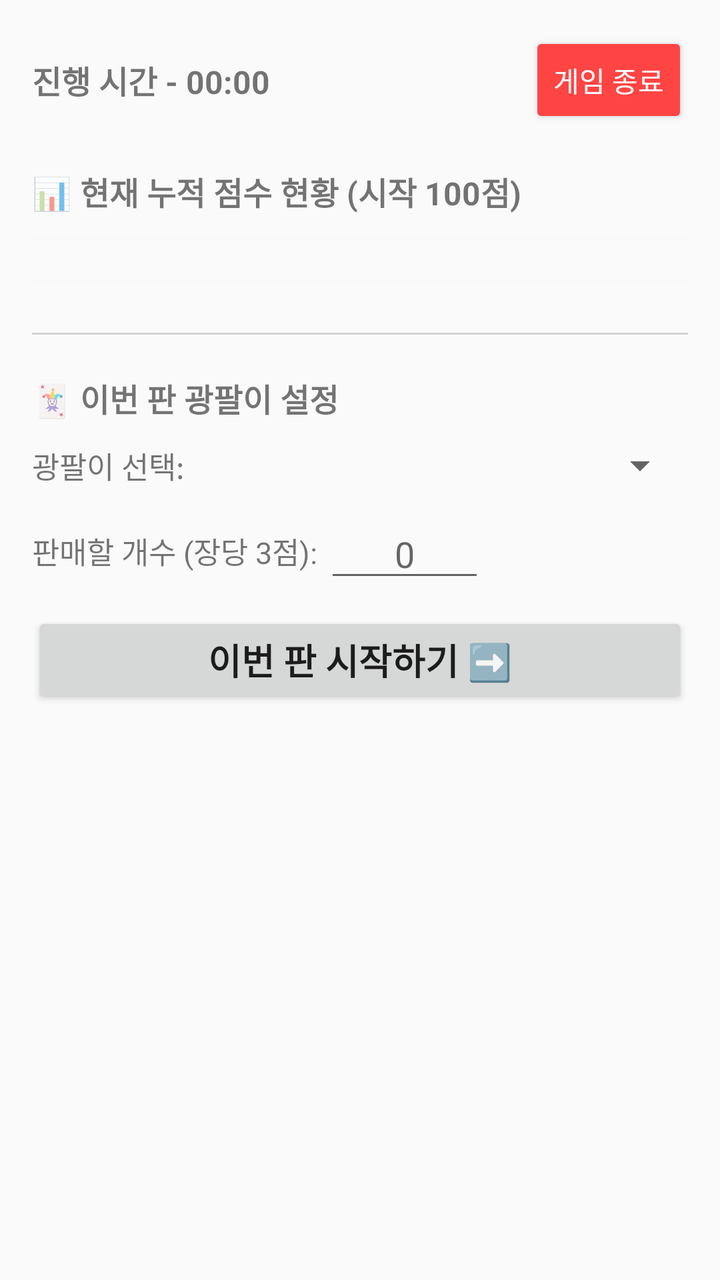
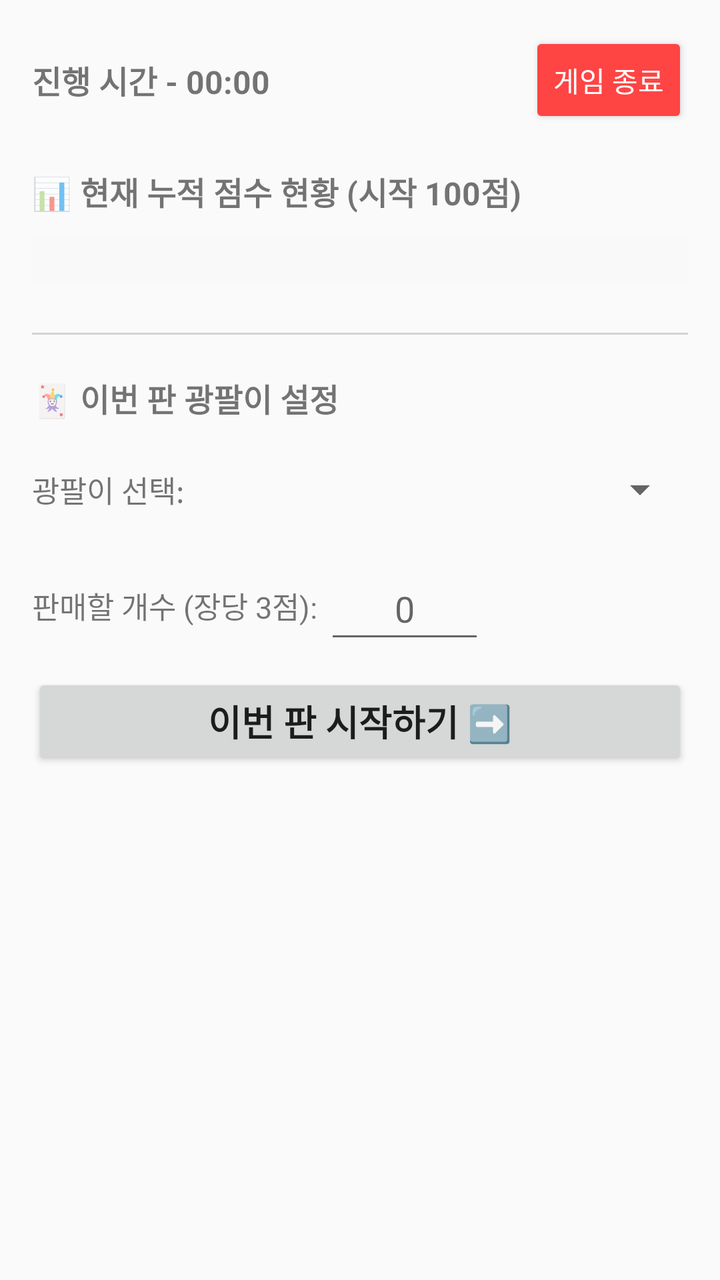

Two renders of the same Android screen: before a commit and after it. Below are the layout's source before the change and the commit's diff.
<!-- AndroidManifest.xml: application theme Theme.AppCompat.Light.NoActionBar -->
<!-- res/layout/activity_session_main.xml -->
<?xml version="1.0" encoding="utf-8"?>
<LinearLayout xmlns:android="http://schemas.android.com/apk/res/android"
    xmlns:tools="http://schemas.android.com/tools"
    tools:ignore="HardcodedText, RtlHardcoded"
    android:layout_width="match_parent"
    android:layout_height="match_parent"
    android:orientation="vertical"
    android:padding="16dp">

    <RelativeLayout
        android:layout_width="match_parent"
        android:layout_height="wrap_content"
        android:layout_marginBottom="20dp">

        <TextView
            android:id="@+id/tvSessionTimer"
            android:layout_width="wrap_content"
            android:layout_height="wrap_content"
            android:layout_alignParentLeft="true"
            android:layout_centerInParent="true"
            android:text="진행 시간 - 00:00"
            android:textSize="16sp"
            android:textStyle="bold" />

        <Button
            android:id="@+id/btnEndSession"
            android:layout_width="wrap_content"
            android:layout_height="wrap_content"
            android:layout_alignParentRight="true"
            android:text="게임 종료"
            style="?android:attr/buttonStyleSmall"
            android:backgroundTint="#FF4444"
            android:textColor="#FFFFFF"/>
    </RelativeLayout>

    <TextView
        android:layout_width="wrap_content"
        android:layout_height="wrap_content"
        android:text="📊 현재 누적 점수 현황 (시작 100점)"
        android:textSize="16sp"
        android:textStyle="bold"
        android:layout_marginBottom="10dp"/>

    <LinearLayout
        android:id="@+id/layoutScoreBoard"
        android:layout_width="match_parent"
        android:layout_height="wrap_content"
        android:orientation="vertical"
        android:background="#F9F9F9"
        android:padding="12dp"
        android:layout_marginBottom="25dp">
    </LinearLayout>

    <View android:layout_width="match_parent" android:layout_height="1dp" android:background="#D3D3D3" android:layout_marginBottom="20dp"/>

    <LinearLayout
        android:id="@+id/LayoutGwangPlayer"
        android:layout_width="match_parent"
        android:layout_height="wrap_content"
        android:orientation="vertical"
        android:gravity="center_vertical"
        android:layout_marginBottom="10dp">
        <TextView
            android:layout_width="wrap_content"
            android:layout_height="wrap_content"
            android:text="🃏 이번 판 광팔이 설정"
            android:textSize="16sp"
            android:textStyle="bold"
            android:layout_marginBottom="10dp"/>

        <LinearLayout
            android:layout_width="match_parent"
            android:layout_height="wrap_content"
            android:orientation="horizontal"
            android:gravity="center_vertical"
            android:layout_marginBottom="10dp">

            <TextView
                android:layout_width="wrap_content"
                android:layout_height="wrap_content"
                android:text="광팔이 선택: "
                android:textSize="15sp"/>

            <Spinner
                android:id="@+id/spinnerGwangPlayer"
                android:layout_width="match_parent"
                android:layout_height="wrap_content" />
        </LinearLayout>

        <LinearLayout
            android:layout_width="match_parent"
            android:layout_height="wrap_content"
            android:orientation="horizontal"
            android:gravity="center_vertical">

            <TextView
                android:layout_width="wrap_content"
                android:layout_height="wrap_content"
                android:text="판매할 개수 (장당 3점): "
                android:textSize="15sp"/>

            <EditText
                android:id="@+id/etGwangCount"
                android:layout_width="80dp"
                android:layout_height="wrap_content"
                android:inputType="number"
                android:hint="0"
                android:gravity="center"/>
        </LinearLayout>
    </LinearLayout>

    <Button
        android:id="@+id/btnStartRound"
        android:layout_width="match_parent"
        android:layout_height="wrap_content"
        android:text="이번 판 시작하기 ➡️"
        android:textSize="18sp"
        android:textStyle="bold" />

</LinearLayout>
<!-- resources referenced by this layout -->
<resources>

</resources>

<!-- the commit's change to res/layout/activity_session_main.xml (unified diff, before → after) -->
@@ -1,7 +1,7 @@
 <?xml version="1.0" encoding="utf-8"?>
 <LinearLayout xmlns:android="http://schemas.android.com/apk/res/android"
     xmlns:tools="http://schemas.android.com/tools"
-    tools:ignore="HardcodedText, RtlHardcoded"
+    tools:ignore="HardcodedText, RtlHardcoded, Autofill"
     android:layout_width="match_parent"
     android:layout_height="match_parent"
     android:orientation="vertical"
@@ -84,7 +84,7 @@
             <Spinner
                 android:id="@+id/spinnerGwangPlayer"
                 android:layout_width="match_parent"
-                android:layout_height="wrap_content" />
+                android:layout_height="48dp" />
         </LinearLayout>
 
         <LinearLayout
@@ -102,7 +102,7 @@
             <EditText
                 android:id="@+id/etGwangCount"
                 android:layout_width="80dp"
-                android:layout_height="wrap_content"
+                android:layout_height="48dp"
                 android:inputType="number"
                 android:hint="0"
                 android:gravity="center"/>
